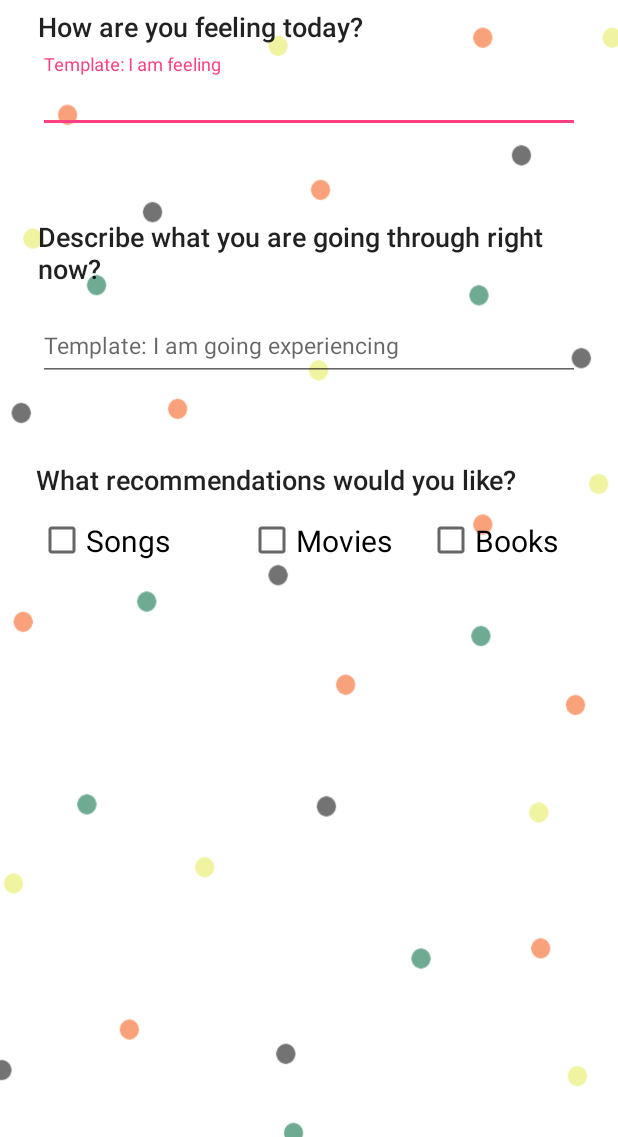
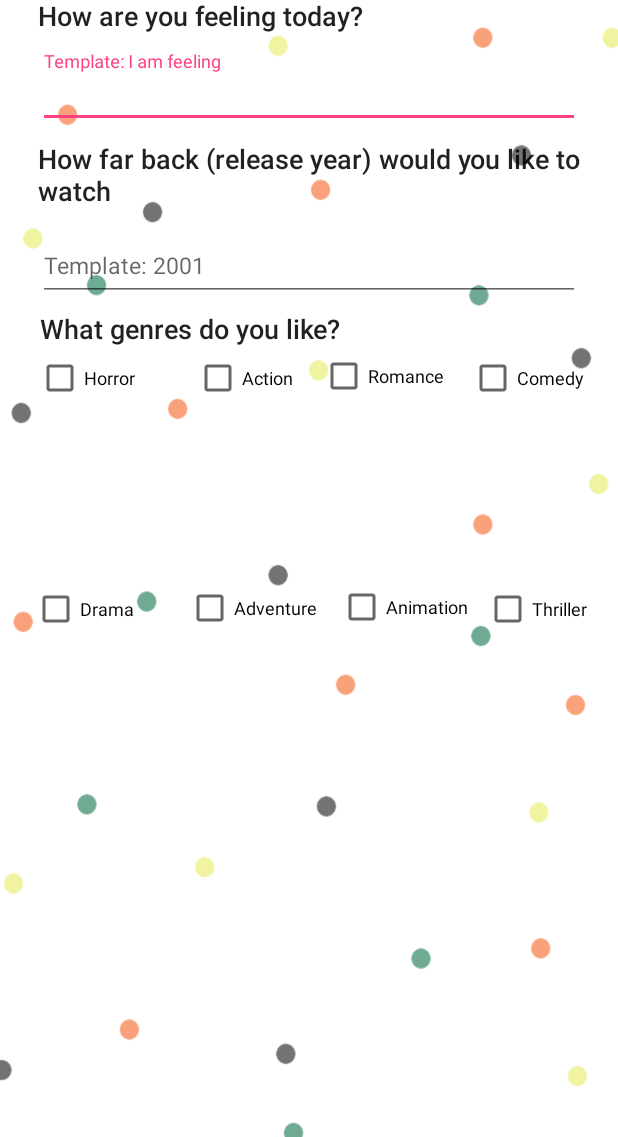
Before and after one commit to flanzyflan/SongCultureApp, an Android app: the screen it shows after launch (MainActivity), on a phone screen of 412 x 824 dp, the part 99-1236 px from its top. Run offline under Robolectric (Android 15) with nearby library versions, the phone set to English and light mode, and no system bars; our stand-ins replace Volley; network calls fail.

Commit message:
implementting movie database

```diff
--- a/app/src/main/res/layout/activity_main.xml
+++ b/app/src/main/res/layout/activity_main.xml
@@ -12,10 +12,10 @@
     <TextView
         android:id="@+id/Question1"
         android:layout_width="361dp"
-        android:layout_height="29dp"
-        android:layout_marginEnd="15dp"
-        android:layout_marginStart="15dp"
-        android:layout_marginTop="15dp"
+        android:layout_height="28dp"
+        android:layout_marginEnd="8dp"
+        android:layout_marginStart="8dp"
+        android:layout_marginTop="8dp"
         android:ems="10"
         android:text="@string/question1"
         android:textAppearance="@style/TextAppearance.AppCompat.Body2"
@@ -28,10 +28,10 @@
     <TextView
         android:id="@+id/Question2"
         android:layout_width="361dp"
-        android:layout_height="51dp"
-        android:layout_marginEnd="15dp"
-        android:layout_marginStart="15dp"
-        android:layout_marginTop="15dp"
+        android:layout_height="43dp"
+        android:layout_marginEnd="8dp"
+        android:layout_marginStart="8dp"
+        android:layout_marginTop="8dp"
         android:ems="10"
         android:text="@string/question2"
         android:textAppearance="@style/TextAppearance.AppCompat.Body2"
@@ -42,27 +42,26 @@
 
     <TextView
         android:id="@+id/Question3"
-        android:layout_width="361dp"
+        android:layout_width="359dp"
         android:layout_height="24dp"
-        android:layout_marginEnd="15dp"
-        android:layout_marginStart="15dp"
-        android:layout_marginTop="15dp"
+        android:layout_marginEnd="8dp"
+        android:layout_marginStart="8dp"
+        android:layout_marginTop="8dp"
         android:ems="10"
         android:text="@string/question3"
         android:textAppearance="@style/TextAppearance.AppCompat.Body2"
         android:textSize="18sp"
         app:layout_constraintEnd_toEndOf="parent"
-        app:layout_constraintHorizontal_bias="0.428"
         app:layout_constraintStart_toStartOf="parent"
         app:layout_constraintTop_toBottomOf="@+id/textInputLayout2" />
 
     <android.support.design.widget.TextInputLayout
         android:id="@+id/textInputLayout"
         android:layout_width="361dp"
-        android:layout_height="94dp"
-        android:layout_marginEnd="15dp"
-        android:layout_marginStart="15dp"
-        android:layout_marginTop="1dp"
+        android:layout_height="51dp"
+        android:layout_marginEnd="8dp"
+        android:layout_marginStart="8dp"
+        android:layout_marginTop="8dp"
         app:layout_constraintEnd_toEndOf="parent"
         app:layout_constraintStart_toStartOf="parent"
         app:layout_constraintTop_toBottomOf="@+id/Question1"
@@ -80,10 +79,10 @@
     <android.support.design.widget.TextInputLayout
         android:id="@+id/textInputLayout2"
         android:layout_width="361dp"
-        android:layout_height="94dp"
-        android:layout_marginEnd="15dp"
-        android:layout_marginStart="15dp"
-        android:layout_marginTop="1dp"
+        android:layout_height="54dp"
+        android:layout_marginEnd="8dp"
+        android:layout_marginStart="8dp"
+        android:layout_marginTop="8dp"
         app:layout_constraintEnd_toEndOf="parent"
         app:layout_constraintStart_toStartOf="parent"
         app:layout_constraintTop_toBottomOf="@+id/Question2">
@@ -98,42 +97,103 @@
 
     <CheckBox
         android:id="@+id/checkBox4"
-        android:layout_width="111dp"
-        android:layout_height="42dp"
-        android:layout_marginBottom="15dp"
-        android:layout_marginEnd="16dp"
+        android:layout_width="91dp"
+        android:layout_height="26dp"
+        android:layout_marginEnd="8dp"
         android:layout_marginTop="8dp"
-        android:text="@string/books"
-        app:layout_constraintBottom_toTopOf="@+id/ScrollResult"
+        android:text="@string/Com"
+        android:textSize="12sp"
         app:layout_constraintEnd_toEndOf="parent"
-        app:layout_constraintTop_toBottomOf="@+id/Question3"
-        app:layout_constraintVertical_bias="0.0" />
+        app:layout_constraintTop_toBottomOf="@+id/Question3" />
 
     <CheckBox
-        android:id="@+id/checkBox6"
-        android:layout_width="111dp"
-        android:layout_height="42dp"
+        android:id="@+id/checkBox"
+        android:layout_width="91dp"
+        android:layout_height="24dp"
         android:layout_marginEnd="8dp"
         android:layout_marginTop="8dp"
-        android:text="@string/movies"
+        android:text="@string/Romance"
+        android:textSize="12sp"
         app:layout_constraintEnd_toStartOf="@+id/checkBox4"
         app:layout_constraintTop_toBottomOf="@+id/Question3" />
 
     <CheckBox
+        android:id="@+id/checkBox6"
+        android:layout_width="76dp"
+        android:layout_height="26dp"
+        android:layout_marginEnd="8dp"
+        android:layout_marginTop="8dp"
+        android:text="@string/Action"
+        android:textSize="12sp"
+        app:layout_constraintEnd_toStartOf="@+id/checkBox"
+        app:layout_constraintTop_toBottomOf="@+id/Question3" />
+
+    <CheckBox
         android:id="@+id/checkBox5"
-        android:layout_width="103dp"
-        android:layout_height="42dp"
-        android:layout_marginBottom="15dp"
+        android:layout_width="93dp"
+        android:layout_height="25dp"
+        android:layout_marginBottom="220dp"
         android:layout_marginEnd="8dp"
-        android:layout_marginStart="15dp"
         android:layout_marginTop="8dp"
-        android:text="@string/songs"
-        app:layout_constraintBottom_toTopOf="@+id/ScrollResult"
+        android:text="@string/Adventure"
+        android:textSize="12sp"
+        app:layout_constraintBottom_toBottomOf="parent"
+        app:layout_constraintEnd_toStartOf="@+id/checkBox7"
+        app:layout_constraintTop_toBottomOf="@+id/checkBox6" />
+
+    <CheckBox
+        android:id="@+id/checkBox7"
+        android:layout_width="89dp"
+        android:layout_height="26dp"
+        android:layout_marginBottom="220dp"
+        android:layout_marginEnd="8dp"
+        android:layout_marginTop="8dp"
+        android:text="@string/Animation"
+        android:textSize="12sp"
+        app:layout_constraintBottom_toBottomOf="parent"
+        app:layout_constraintEnd_toStartOf="@+id/checkBox10"
+        app:layout_constraintTop_toBottomOf="@+id/checkBox" />
+
+    <CheckBox
+        android:id="@+id/checkBox10"
+        android:layout_width="81dp"
+        android:layout_height="26dp"
+        android:layout_marginBottom="220dp"
+        android:layout_marginEnd="8dp"
+        android:layout_marginTop="8dp"
+        android:text="@string/Thrill"
+        android:textSize="12sp"
+        app:layout_constraintBottom_toBottomOf="parent"
+        app:layout_constraintEnd_toEndOf="parent"
+        app:layout_constraintTop_toBottomOf="@+id/checkBox4" />
+
+    <CheckBox
+        android:id="@+id/checkBox8"
+        android:layout_width="81dp"
+        android:layout_height="26dp"
+        android:layout_marginBottom="220dp"
+        android:layout_marginEnd="8dp"
+        android:layout_marginStart="8dp"
+        android:layout_marginTop="8dp"
+        android:text="@string/Drama"
+        android:textSize="12sp"
+        app:layout_constraintBottom_toBottomOf="parent"
+        app:layout_constraintEnd_toStartOf="@+id/checkBox5"
+        app:layout_constraintStart_toStartOf="parent"
+        app:layout_constraintTop_toBottomOf="@+id/checkBox2" />
+
+    <CheckBox
+        android:id="@+id/checkBox2"
+        android:layout_width="81dp"
+        android:layout_height="26dp"
+        android:layout_marginEnd="8dp"
+        android:layout_marginStart="8dp"
+        android:layout_marginTop="8dp"
+        android:text="@string/Scary"
+        android:textSize="12sp"
         app:layout_constraintEnd_toStartOf="@+id/checkBox6"
-        app:layout_constraintHorizontal_bias="0.25"
         app:layout_constraintStart_toStartOf="parent"
-        app:layout_constraintTop_toBottomOf="@+id/Question3"
-        app:layout_constraintVertical_bias="0.0" />
+        app:layout_constraintTop_toBottomOf="@+id/Question3" />
 
     <android.support.constraint.Guideline
         android:id="@+id/guideline"
@@ -143,24 +203,26 @@
         app:layout_constraintGuide_begin="20dp" />
 
     <ScrollView
-        android:id="@+id/ScrollResult"
-        android:layout_width="354dp"
-        android:layout_height="90dp"
-        android:layout_marginBottom="15dp"
-        android:layout_marginEnd="15dp"
-        android:layout_marginStart="15dp"
-        android:layout_marginTop="20dp"
+        android:id="@+id/scrollView2"
+        android:layout_width="368dp"
+        android:layout_height="176dp"
+        android:layout_marginBottom="8dp"
+        android:layout_marginEnd="8dp"
+        android:layout_marginStart="8dp"
         app:layout_constraintBottom_toBottomOf="parent"
         app:layout_constraintEnd_toEndOf="parent"
-        app:layout_constraintStart_toStartOf="parent"
-        app:layout_constraintTop_toBottomOf="@+id/checkBox6">
+        app:layout_constraintStart_toStartOf="parent">
 
-        <TextView
-            android:id="@+id/JsonResult"
+        <LinearLayout
             android:layout_width="match_parent"
             android:layout_height="wrap_content"
-            tools:layout_editor_absoluteX="16dp"
-            tools:layout_editor_absoluteY="402dp" />
+            android:orientation="vertical">
+
+            <TextView
+                android:id="@+id/JsonResult"
+                android:layout_width="match_parent"
+                android:layout_height="wrap_content" />
+        </LinearLayout>
     </ScrollView>
 
 </android.support.constraint.ConstraintLayout>
--- a/app/src/main/res/values/strings.xml
+++ b/app/src/main/res/values/strings.xml
@@ -1,11 +1,16 @@
 <resources>
     <string name="app_name">Recommendation Application</string>
     <string name="question1">How are you feeling today?</string>
-    <string name="question2">Describe what you are going through right now?</string>
-    <string name="question3">What recommendations would you like?</string>
+    <string name="question2">How far back (release year) would you like to watch </string>
+    <string name="question3">What genres do you like?</string>
     <string name="hint1">Template: I am feeling " "</string>
-    <string name="hint2">Template: I am going experiencing " "</string>
-    <string name="songs">Songs</string>
-    <string name="movies">Movies</string>
-    <string name="books">Books</string>
+    <string name="hint2">Template: 2001 </string>
+    <string name="Romance">Romance</string>
+    <string name="Action">Action</string>
+    <string name="Scary">Horror</string>
+    <string name="Com">Comedy </string>
+    <string name="Drama">Drama </string>
+    <string name="Animation">Animation </string>
+    <string name="Adventure">Adventure </string>
+    <string name="Thrill">Thriller </string>
 </resources>
```
